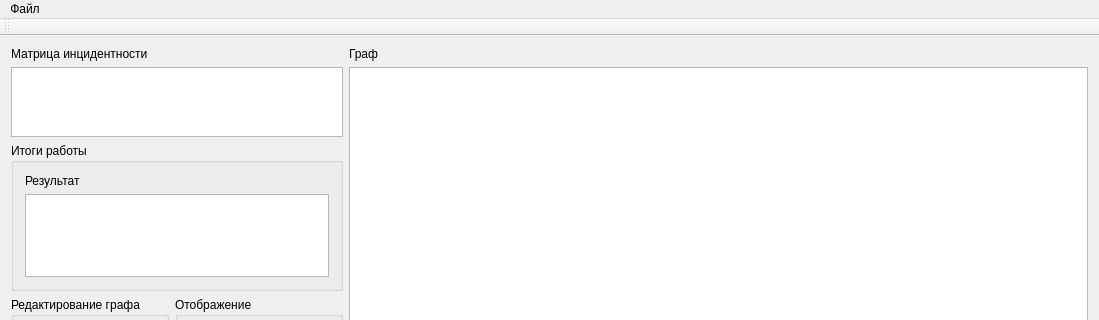
Qt form Algorithms/L3/mainwindow.ui (SqrtMinusOne/SEM3_LABS) before a commit; both pictures show x 0 to 1099 and y 0 to 320 of the 1099 by 665 pixel window.
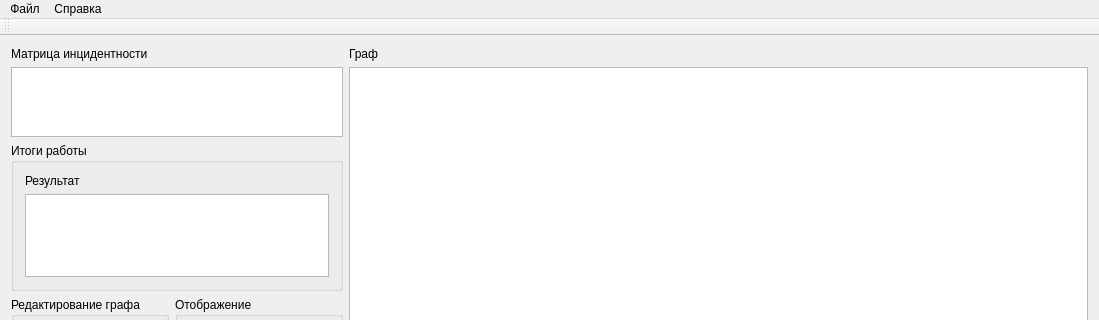
The same form after that commit.

Patch:
```diff
--- a/Algorithms/L3/mainwindow.ui
+++ b/Algorithms/L3/mainwindow.ui
@@ -359,7 +359,15 @@
     <addaction name="separator"/>
     <addaction name="exit_action"/>
    </widget>
+   <widget class="QMenu" name="menu_2">
+    <property name="title">
+     <string>Справка</string>
+    </property>
+    <addaction name="help_action"/>
+    <addaction name="about_action"/>
+   </widget>
    <addaction name="menu"/>
+   <addaction name="menu_2"/>
   </widget>
   <widget class="QToolBar" name="mainToolBar">
    <attribute name="toolBarArea">
```
Left out of the diff: 15 changed lines with no effect on the pictures.
